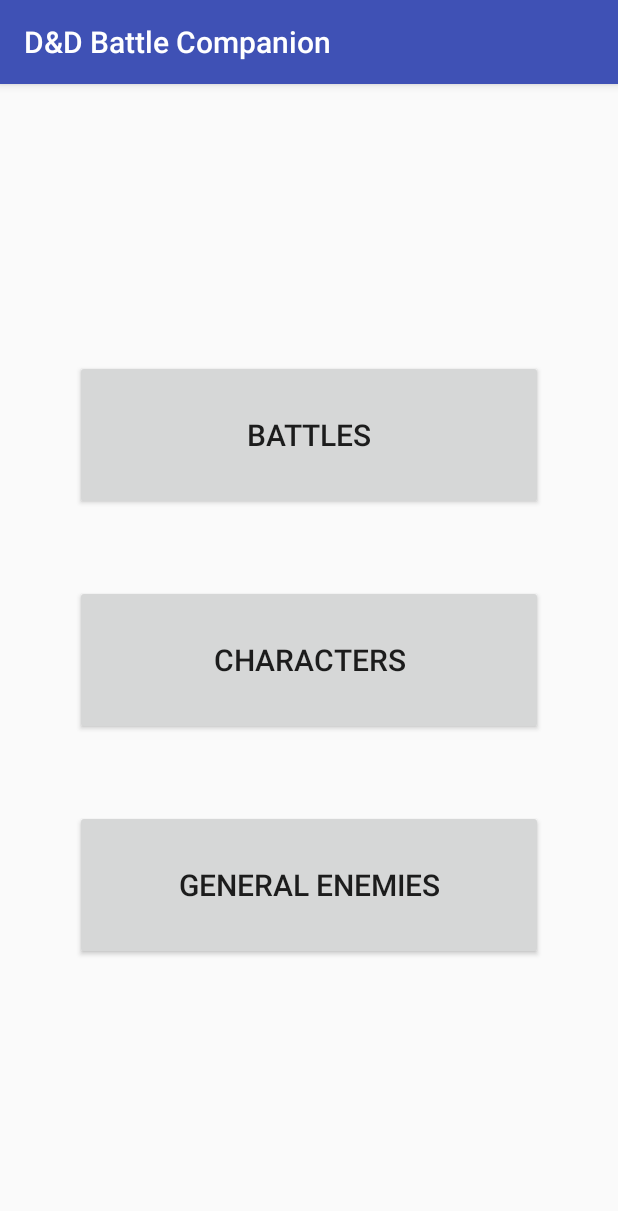
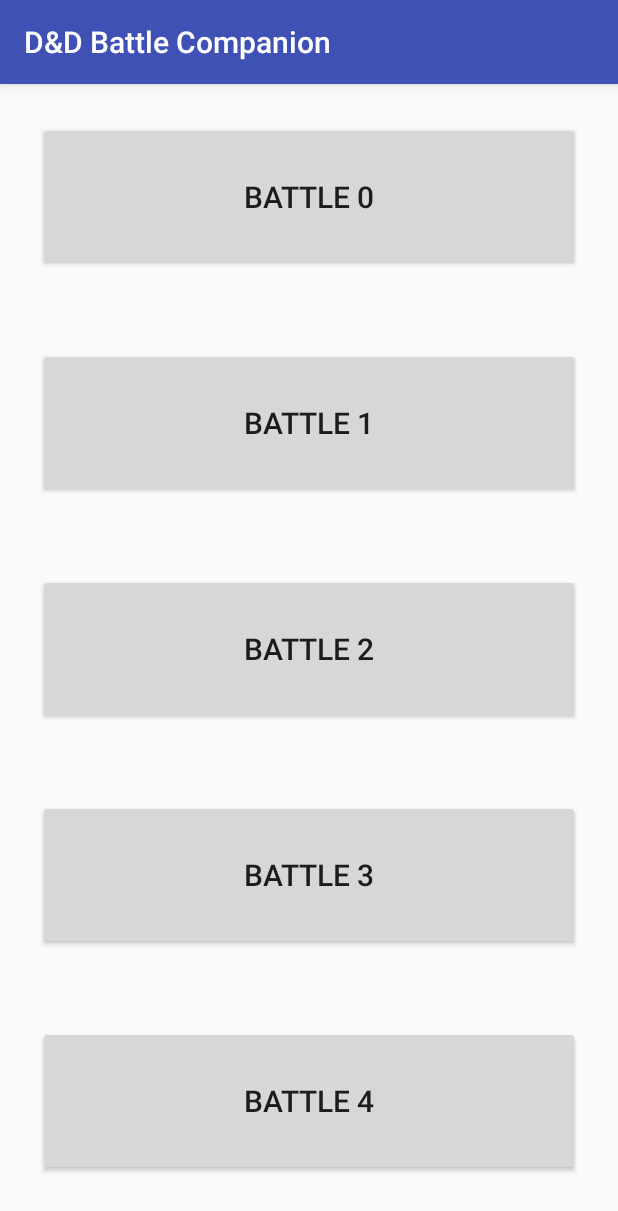
Before and after one commit to dylandcole/DnDBattleCompanion, an Android app: the CampaignOptionActivity screen opened directly, with no data from a screen before it, after a tap on "BATTLES", on a phone screen of 412 x 824 dp. Shown: the top 1211 px of the screen. Run offline under Robolectric (Android 15) with nearby library versions, the phone set to English and light mode, and no system bars.

Commit message:
fixed battle scroll activity and added to manifest

```diff
--- a/app/src/main/AndroidManifest.xml
+++ b/app/src/main/AndroidManifest.xml
@@ -16,6 +16,7 @@
                 <category android:name="android.intent.category.LAUNCHER" />
             </intent-filter>
         </activity>
+        <activity android:name=".BattleScrollActivity"></activity>
         <activity android:name=".CampaignOptionActivity"></activity>
         <activity android:name=".CombatantScrollActivity"></activity>
         <activity android:name=".CombatantDetailActivity"></activity>
--- a/app/src/main/java/com/csci448/cyberform/dndbattlecompanion/BattleScrollActivity.java
+++ b/app/src/main/java/com/csci448/cyberform/dndbattlecompanion/BattleScrollActivity.java
@@ -55,7 +55,7 @@ public class BattleScrollActivity extends AppCompatActivity {
         public BattleScrollHolder(LayoutInflater inflater, ViewGroup parent) {
             super(inflater.inflate(R.layout.fragment_simple_scroll, parent, false));
 
-            mBattleSelectButton = (Button) itemView.findViewById(R.id.battles_button);
+            mBattleSelectButton = (Button) itemView.findViewById(R.id.simple_select_button);
             mBattleSelectButton.setOnClickListener(new View.OnClickListener() {
                 @Override
                 public void onClick(View view) {
--- a/app/src/main/java/com/csci448/cyberform/dndbattlecompanion/CampaignOptionActivity.java
+++ b/app/src/main/java/com/csci448/cyberform/dndbattlecompanion/CampaignOptionActivity.java
@@ -34,7 +34,8 @@ public class CampaignOptionActivity extends AppCompatActivity {
         mBattlesButton.setOnClickListener(new View.OnClickListener() {
             @Override
             public void onClick(View view) {
-                //TODO Begin battle selection activity
+                Intent intent = new Intent(CampaignOptionActivity.this, BattleScrollActivity.class);
+                startActivity(intent);
             }
         });
 
--- a/app/src/main/java/com/csci448/cyberform/dndbattlecompanion/CampaignScrollActivity.java
+++ b/app/src/main/java/com/csci448/cyberform/dndbattlecompanion/CampaignScrollActivity.java
@@ -51,7 +51,7 @@ public class CampaignScrollActivity extends AppCompatActivity {
         public CampaignScrollHolder(LayoutInflater inflater, ViewGroup parent) {
             super(inflater.inflate(R.layout.fragment_simple_scroll, parent, false));
 
-            mCampaignSelectButton = (Button) itemView.findViewById(R.id.campaign_select_button);
+            mCampaignSelectButton = (Button) itemView.findViewById(R.id.simple_select_button);
             mCampaignSelectButton.setOnClickListener(new View.OnClickListener() {
                 @Override
                 public void onClick(View view) {
--- a/app/src/main/res/layout/fragment_simple_scroll.xml
+++ b/app/src/main/res/layout/fragment_simple_scroll.xml
@@ -6,7 +6,7 @@
     android:padding="25dp">
 
     <Button
-        android:id="@+id/campaign_select_button"
+        android:id="@+id/simple_select_button"
         android:layout_width="match_parent"
         android:layout_height="100dp"
         android:textSize="20dp"
```
